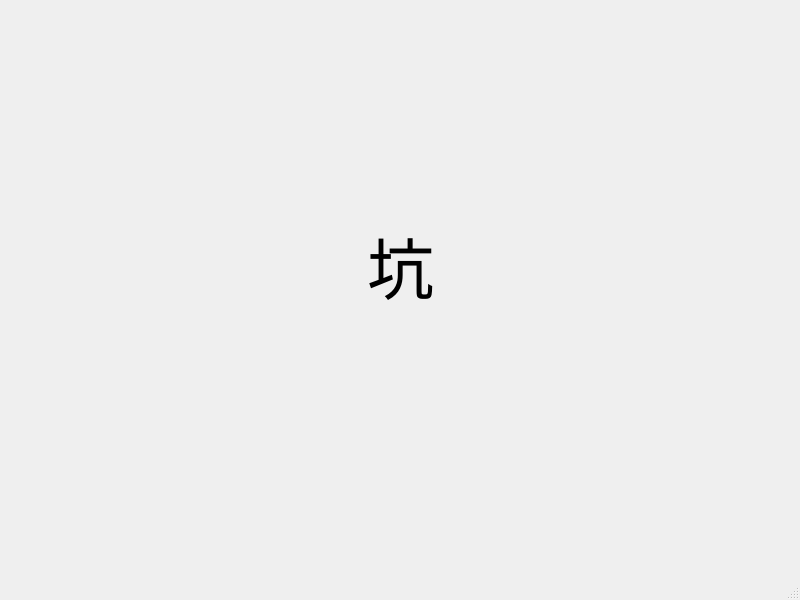
Old version of the form ui/UIManageranager.ui in the repository Satanachia/mabi-pack2withGUI.
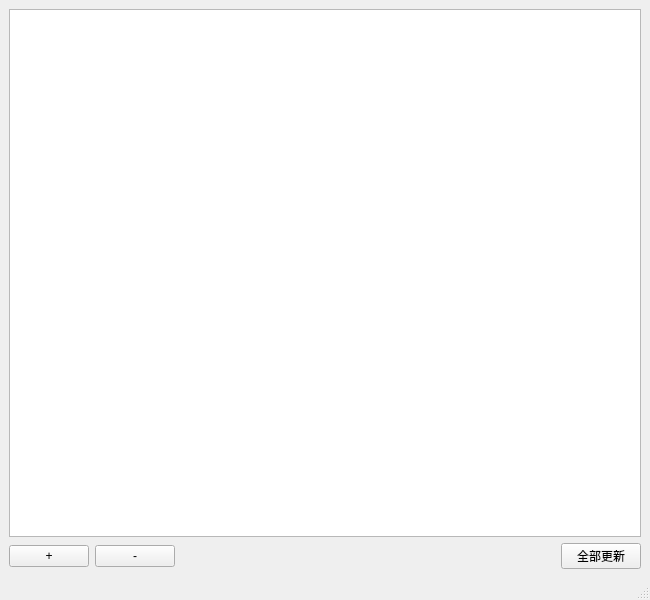
New version of the form. Icons and pictures are not drawn.

Commit message: manager ui 初步

```diff
--- a/ui/UIManageranager.ui
+++ b/ui/UIManageranager.ui
@@ -6,7 +6,7 @@
    <rect>
     <x>0</x>
     <y>0</y>
-    <width>800</width>
+    <width>650</width>
     <height>600</height>
    </rect>
   </property>
@@ -14,27 +14,45 @@
    <string>MainWindow</string>
   </property>
   <widget class="QWidget" name="centralwidget">
-   <widget class="QLabel" name="label">
-    <property name="geometry">
-     <rect>
-      <x>150</x>
-      <y>90</y>
-      <width>501</width>
-      <height>351</height>
-     </rect>
-    </property>
-    <property name="font">
-     <font>
-      <pointsize>50</pointsize>
-     </font>
-    </property>
-    <property name="text">
-     <string>坑</string>
-    </property>
-    <property name="alignment">
-     <set>Qt::AlignCenter</set>
-    </property>
-   </widget>
+   <layout class="QGridLayout" name="gridLayout">
+    <item row="0" column="0" colspan="4">
+     <widget class="QTableWidget" name="tableWidget"/>
+    </item>
+    <item row="1" column="0">
+     <widget class="QPushButton" name="insertBtn">
+      <property name="text">
+       <string>+</string>
+      </property>
+     </widget>
+    </item>
+    <item row="1" column="1">
+     <widget class="QPushButton" name="removeBtn">
+      <property name="text">
+       <string>-</string>
+      </property>
+     </widget>
+    </item>
+    <item row="1" column="2">
+     <spacer name="horizontalSpacer">
+      <property name="orientation">
+       <enum>Qt::Horizontal</enum>
+      </property>
+      <property name="sizeHint" stdset="0">
+       <size>
+        <width>386</width>
+        <height>20</height>
+       </size>
+      </property>
+     </spacer>
+    </item>
+    <item row="1" column="3">
+     <widget class="QPushButton" name="updataAll">
+      <property name="text">
+       <string>全部更新</string>
+      </property>
+     </widget>
+    </item>
+   </layout>
   </widget>
   <widget class="QMenuBar" name="menubar">
    <property name="geometry">
```
Left out of the diff: 12 changed lines with no effect on the pictures.
